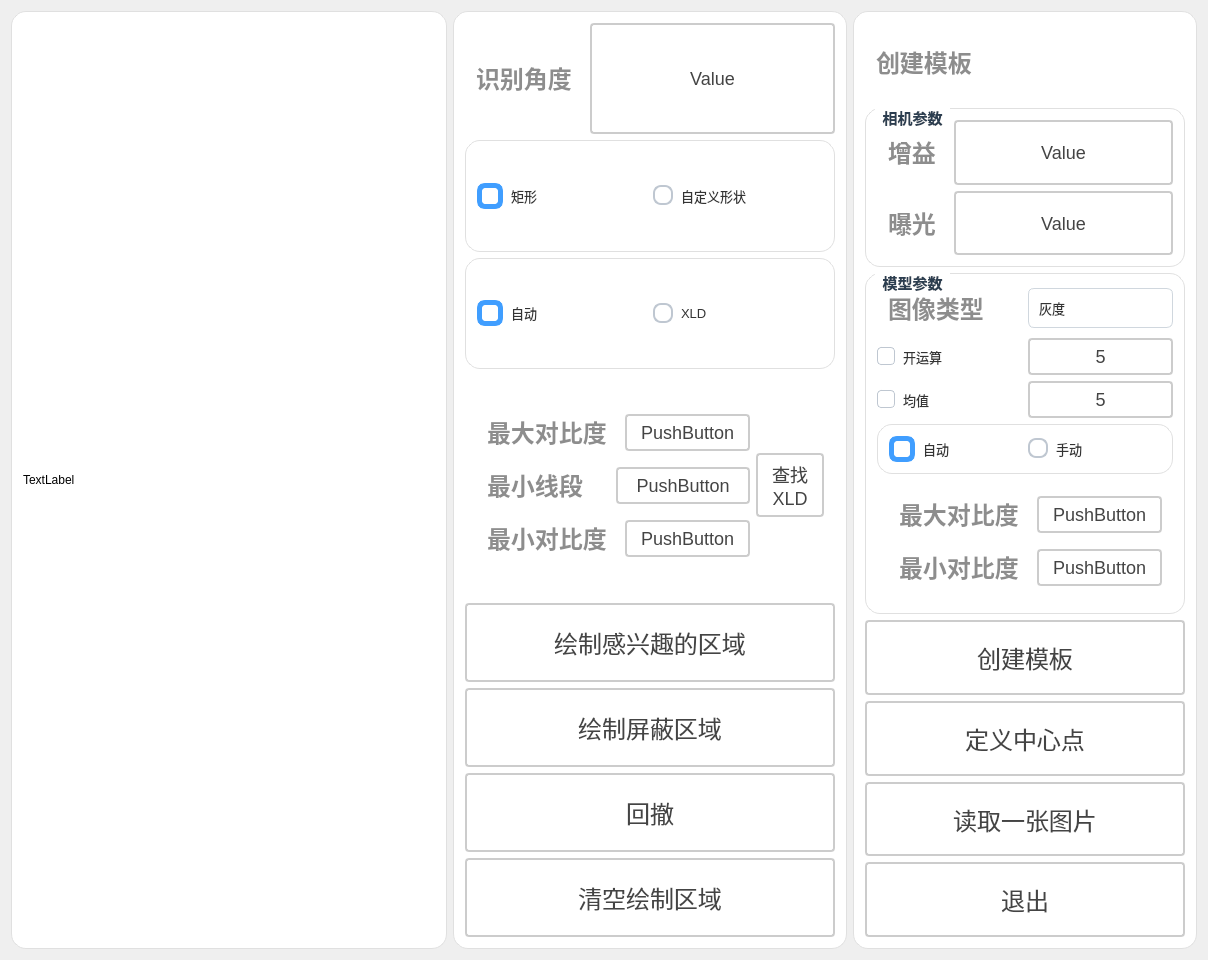
Qt form CaiHuiPrintInspection/ui/Dlg_createshapemodel.ui (zzwking666/CaiHuiPrintInspection) before a commit.
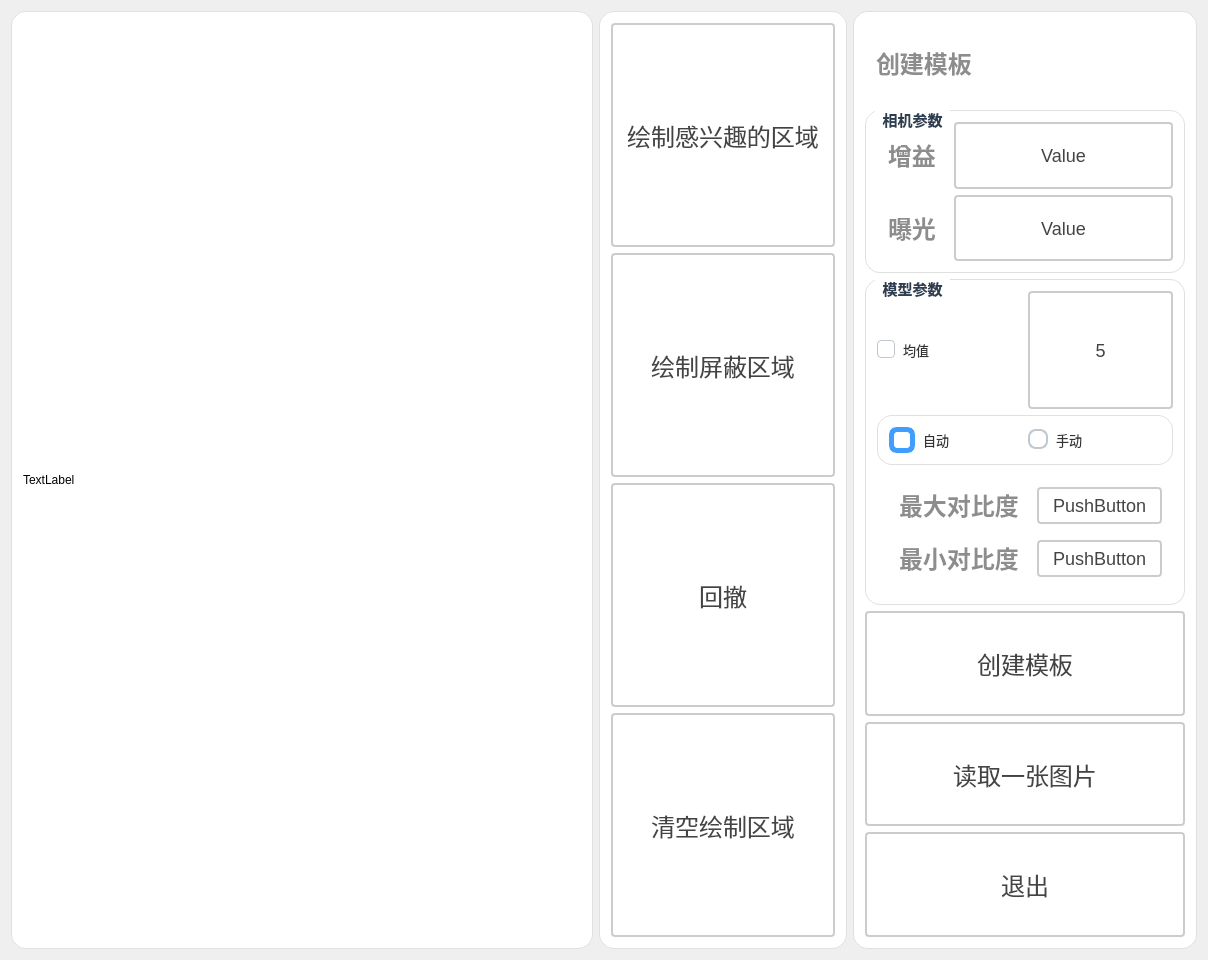
The same form after that commit.

Commit message: 修改参数

Patch:
```diff
--- a/CaiHuiPrintInspection/ui/Dlg_createshapemodel.ui
+++ b/CaiHuiPrintInspection/ui/Dlg_createshapemodel.ui
@@ -85,476 +85,7 @@
        </property>
        <layout class="QGridLayout" name="gridLayout_8">
         <item row="0" column="0">
-         <layout class="QVBoxLayout" name="verticalLayout_7" stretch="1,1,1,2,3">
-          <item>
-           <layout class="QHBoxLayout" name="horizontalLayout">
-            <item>
-             <widget class="QLabel" name="label_8">
-              <property name="styleSheet">
-               <string notr="true">QLabel {
-       font-size: 24px;        
-       font-weight: bold;        
-       color:  rgb(141, 141, 141);       
-       padding: 5px 5px;     
-       border-bottom: 2px solid #cccccc; 
-    }</string>
-              </property>
-              <property name="text">
-               <string>识别角度</string>
-              </property>
-              <property name="alignment">
-               <set>Qt::AlignmentFlag::AlignLeading|Qt::AlignmentFlag::AlignLeft|Qt::AlignmentFlag::AlignVCenter</set>
-              </property>
-             </widget>
-            </item>
-            <item>
-             <widget class="QPushButton" name="btn_angle">
-              <property name="sizePolicy">
-               <sizepolicy hsizetype="Expanding" vsizetype="Expanding">
-                <horstretch>0</horstretch>
-                <verstretch>0</verstretch>
-               </sizepolicy>
-              </property>
-              <property name="styleSheet">
-               <string notr="true">QPushButton {
-    padding: 6px 14px;
-    border: 2px solid #CCC;
-    border-radius: 4px;
-    background-color: white;
-    color: #444;
-    font-size: 18px; 
-}
-
-QPushButton:hover {
-    border-color: #999;
-    background-color: #F5F5F5;
-}
-
-QPushButton:pressed {
-    border-color: #777;
-    background-color: #EEE;
-}</string>
-              </property>
-              <property name="text">
-               <string>Value</string>
-              </property>
-             </widget>
-            </item>
-           </layout>
-          </item>
-          <item>
-           <widget class="QGroupBox" name="groupBox_4">
-            <property name="styleSheet">
-             <string notr="true">QGroupBox {
-    font-size: 15px;
-    font-weight: bold;
-    background-color: rgb(255, 255, 255);
-    border: 1px solid #e0e0e0;
-    border-radius: 2px;
-	border-radius: 15px
-}
-
-QGroupBox::title {
-    subcontrol-origin: margin;
-    left: 10px;
-    padding: 0 5px;
-    color: #2c3e50;
-}</string>
-            </property>
-            <property name="title">
-             <string/>
-            </property>
-            <layout class="QGridLayout" name="gridLayout">
-             <item row="0" column="0">
-              <layout class="QHBoxLayout" name="horizontalLayout_3">
-               <item>
-                <widget class="QRadioButton" name="rad_rectangle">
-                 <property name="styleSheet">
-                  <string notr="true">QRadioButton {
-    spacing: 8px;
-    color: #333333;
-    font-size: 13px;
-    background: transparent;
-}
-
-QRadioButton::indicator {
-    width: 16px;
-    height: 16px;
-    border: 2px solid #BFC7D1;
-    border-radius: 8px;
-    background: #FFFFFF;
-}
-
-QRadioButton::indicator:hover {
-    border-color: #409EFF;
-}
-
-QRadioButton::indicator:checked {
-    border: 5px solid #409EFF;
-    background: #FFFFFF;
-}
-
-QRadioButton:disabled {
-    color: #A8B0B8;
-}
-
-QRadioButton::indicator:disabled {
-    border-color: #D5DBE3;
-    background: #F3F5F7;
-}</string>
-                 </property>
-                 <property name="text">
-                  <string>矩形</string>
-                 </property>
-                 <property name="checked">
-                  <bool>true</bool>
-                 </property>
-                </widget>
-               </item>
-               <item>
-                <widget class="QRadioButton" name="rad_paint">
-                 <property name="styleSheet">
-                  <string notr="true">QRadioButton {
-    spacing: 8px;
-    color: #333333;
-    font-size: 13px;
-    background: transparent;
-}
-
-QRadioButton::indicator {
-    width: 16px;
-    height: 16px;
-    border: 2px solid #BFC7D1;
-    border-radius: 8px;
-    background: #FFFFFF;
-}
-
-QRadioButton::indicator:hover {
-    border-color: #409EFF;
-}
-
-QRadioButton::indicator:checked {
-    border: 5px solid #409EFF;
-    background: #FFFFFF;
-}
-
-QRadioButton:disabled {
-    color: #A8B0B8;
-}
-
-QRadioButton::indicator:disabled {
-    border-color: #D5DBE3;
-    background: #F3F5F7;
-}</string>
-                 </property>
-                 <property name="text">
-                  <string>自定义形状</string>
-                 </property>
-                </widget>
-               </item>
-              </layout>
-             </item>
-            </layout>
-           </widget>
-          </item>
-          <item>
-           <widget class="QGroupBox" name="groupBox_5">
-            <property name="styleSheet">
-             <string notr="true">QGroupBox {
-    font-size: 15px;
-    font-weight: bold;
-    background-color: rgb(255, 255, 255);
-    border: 1px solid #e0e0e0;
-    border-radius: 2px;
-	border-radius: 15px
-}
-
-QGroupBox::title {
-    subcontrol-origin: margin;
-    left: 10px;
-    padding: 0 5px;
-    color: #2c3e50;
-}</string>
-            </property>
-            <property name="title">
-             <string/>
-            </property>
-            <layout class="QGridLayout" name="gridLayout_6">
-             <item row="0" column="0">
-              <layout class="QHBoxLayout" name="horizontalLayout_8">
-               <item>
-                <widget class="QRadioButton" name="rad_findshapemodel">
-                 <property name="styleSheet">
-                  <string notr="true">QRadioButton {
-    spacing: 8px;
-    color: #333333;
-    font-size: 13px;
-    background: transparent;
-}
-
-QRadioButton::indicator {
-    width: 16px;
-    height: 16px;
-    border: 2px solid #BFC7D1;
-    border-radius: 8px;
-    background: #FFFFFF;
-}
-
-QRadioButton::indicator:hover {
-    border-color: #409EFF;
-}
-
-QRadioButton::indicator:checked {
-    border: 5px solid #409EFF;
-    background: #FFFFFF;
-}
-
-QRadioButton:disabled {
-    color: #A8B0B8;
-}
-
-QRadioButton::indicator:disabled {
-    border-color: #D5DBE3;
-    background: #F3F5F7;
-}</string>
-                 </property>
-                 <property name="text">
-                  <string>自动</string>
-                 </property>
-                 <property name="checked">
-                  <bool>true</bool>
-                 </property>
-                </widget>
-               </item>
-               <item>
-                <widget class="QRadioButton" name="rad_findshapemodelXLD">
-                 <property name="styleSheet">
-                  <string notr="true">QRadioButton {
-    spacing: 8px;
-    color: #333333;
-    font-size: 13px;
-    background: transparent;
-}
-
-QRadioButton::indicator {
-    width: 16px;
-    height: 16px;
-    border: 2px solid #BFC7D1;
-    border-radius: 8px;
-    background: #FFFFFF;
-}
-
-QRadioButton::indicator:hover {
-    border-color: #409EFF;
-}
-
-QRadioButton::indicator:checked {
-    border: 5px solid #409EFF;
-    background: #FFFFFF;
-}
-
-QRadioButton:disabled {
-    color: #A8B0B8;
-}
-
-QRadioButton::indicator:disabled {
-    border-color: #D5DBE3;
-    background: #F3F5F7;
-}</string>
-                 </property>
-                 <property name="text">
-                  <string>XLD</string>
-                 </property>
-                </widget>
-               </item>
-              </layout>
-             </item>
-            </layout>
-           </widget>
-          </item>
-          <item>
-           <widget class="QWidget" name="widget_XLDHide" native="true">
-            <layout class="QGridLayout" name="gridLayout_7">
-             <item row="0" column="0">
-              <layout class="QHBoxLayout" name="horizontalLayout_9" stretch="2,1">
-               <item>
-                <layout class="QVBoxLayout" name="verticalLayout_2" stretch="0,0,0">
-                 <item>
-                  <layout class="QHBoxLayout" name="horizontalLayout_7" stretch="1,1">
-                   <item>
-                    <widget class="QLabel" name="label_3">
-                     <property name="styleSheet">
-                      <string notr="true">QLabel {
-       font-size: 24px;        
-       font-weight: bold;        
-       color:  rgb(141, 141, 141);       
-       padding: 5px 5px;     
-       border-bottom: 2px solid #cccccc; 
-    }</string>
-                     </property>
-                     <property name="text">
-                      <string>最大对比度</string>
-                     </property>
-                    </widget>
-                   </item>
-                   <item>
-                    <widget class="QPushButton" name="btn_max">
-                     <property name="styleSheet">
-                      <string notr="true">QPushButton {
-    padding: 6px 14px;
-    border: 2px solid #CCC;
-    border-radius: 4px;
-    background-color: white;
-    color: #444;
-    font-size: 18px; 
-}
-
-QPushButton:hover {
-    border-color: #999;
-    background-color: #F5F5F5;
-}
-
-QPushButton:pressed {
-    border-color: #777;
-    background-color: #EEE;
-}</string>
-                     </property>
-                     <property name="text">
-                      <string>PushButton</string>
-                     </property>
-                    </widget>
-                   </item>
-                  </layout>
-                 </item>
-                 <item>
-                  <layout class="QHBoxLayout" name="horizontalLayout_6" stretch="1,1">
-                   <item>
-                    <widget class="QLabel" name="label">
-                     <property name="styleSheet">
-                      <string notr="true">QLabel {
-       font-size: 24px;        
-       font-weight: bold;        
-       color:  rgb(141, 141, 141);       
-       padding: 5px 5px;     
-       border-bottom: 2px solid #cccccc; 
-    }</string>
-                     </property>
-                     <property name="text">
-                      <string>最小线段</string>
-                     </property>
-                    </widget>
-                   </item>
-                   <item>
-                    <widget class="QPushButton" name="btn_MinLength">
-                     <property name="styleSheet">
-                      <string notr="true">QPushButton {
-    padding: 6px 14px;
-    border: 2px solid #CCC;
-    border-radius: 4px;
-    background-color: white;
-    color: #444;
-    font-size: 18px; 
-}
-
-QPushButton:hover {
-    border-color: #999;
-    background-color: #F5F5F5;
-}
-
-QPushButton:pressed {
-    border-color: #777;
-    background-color: #EEE;
-}</string>
-                     </property>
-                     <property name="text">
-                      <string>PushButton</string>
-                     </property>
-                    </widget>
-                   </item>
-                  </layout>
-                 </item>
-                 <item>
-                  <layout class="QHBoxLayout" name="horizontalLayout_5" stretch="1,1">
-                   <item>
-                    <widget class="QLabel" name="label_2">
-                     <property name="styleSheet">
-                      <string notr="true">QLabel {
-       font-size: 24px;        
-       font-weight: bold;        
-       color:  rgb(141, 141, 141);       
-       padding: 5px 5px;     
-       border-bottom: 2px solid #cccccc; 
-    }</string>
-                     </property>
-                     <property name="text">
-                      <string>最小对比度</string>
-                     </property>
-                    </widget>
-                   </item>
-                   <item>
-                    <widget class="QPushButton" name="btn_min">
-                     <property name="styleSheet">
-                      <string notr="true">QPushButton {
-    padding: 6px 14px;
-    border: 2px solid #CCC;
-    border-radius: 4px;
-    background-color: white;
-    color: #444;
-    font-size: 18px; 
-}
-
-QPushButton:hover {
-    border-color: #999;
-    background-color: #F5F5F5;
-}
-
-QPushButton:pressed {
-    border-color: #777;
-    background-color: #EEE;
-}</string>
-                     </property>
-                     <property name="text">
-                      <string>PushButton</string>
-                     </property>
-                    </widget>
-                   </item>
-                  </layout>
-                 </item>
-                </layout>
-               </item>
-               <item>
-                <widget class="QPushButton" name="btn_createXLD">
-                 <property name="styleSheet">
-                  <string notr="true">QPushButton {
-    padding: 6px 14px;
-    border: 2px solid #CCC;
-    border-radius: 4px;
-    background-color: white;
-    color: #444;
-    font-size: 18px; 
-}
-
-QPushButton:hover {
-    border-color: #999;
-    background-color: #F5F5F5;
-}
-
-QPushButton:pressed {
-    border-color: #777;
-    background-color: #EEE;
-}</string>
-                 </property>
-                 <property name="text">
-                  <string>查找
-XLD</string>
-                 </property>
-                </widget>
-               </item>
-              </layout>
-             </item>
-            </layout>
-           </widget>
-          </item>
+         <layout class="QVBoxLayout" name="verticalLayout_7" stretch="3">
           <item>
            <layout class="QVBoxLayout" name="verticalLayout_3" stretch="1,1,1,1">
             <item>
@@ -871,220 +402,6 @@
               <layout class="QVBoxLayout" name="verticalLayout_9">
                <item>
                 <layout class="QVBoxLayout" name="verticalLayout_5">
-                 <item>
-                  <layout class="QHBoxLayout" name="horizontalLayout_12">
-                   <item>
-                    <widget class="QLabel" name="label_6">
-                     <property name="styleSheet">
-                      <string notr="true">QLabel {
-       font-size: 24px;        
-       font-weight: bold;        
-       color:  rgb(141, 141, 141);       
-       padding: 5px 5px;     
-       border-bottom: 2px solid #cccccc; 
-    }</string>
-                     </property>
-                     <property name="text">
-                      <string>图像类型</string>
-                     </property>
-                     <property name="alignment">
-                      <set>Qt::AlignmentFlag::AlignLeading|Qt::AlignmentFlag::AlignLeft|Qt::AlignmentFlag::AlignVCenter</set>
-                     </property>
-                    </widget>
-                   </item>
-                   <item>
-                    <widget class="QComboBox" name="comboBox_ImageType">
-                     <property name="styleSheet">
-                      <string notr="true">QComboBox {
-    min-height: 30px;
-    padding: 4px 10px;
-    padding-right: 28px;
-    border: 1px solid #D0D7DE;
-    border-radius: 6px;
-    background: #FFFFFF;
-    color: #333333;
-    font-size: 13px;
-}
-
-QComboBox:hover {
-    border: 1px solid #409EFF;
-    background: #FFFFFF;
-}
-
-QComboBox:focus {
-    border: 1px solid #409EFF;
-    background: #FFFFFF;
-}
-
-QComboBox:disabled {
-    color: #A8B0B8;
-    background: #F5F7FA;
-    border: 1px solid #E4E7ED;
-}
-
-QComboBox::drop-down {
-    subcontrol-origin: padding;
-    subcontrol-position: top right;
-    width: 24px;
-    border: none;
-    background: transparent;
-}
-
-QComboBox::down-arrow {
-    image: none;
-    width: 0px;
-    height: 0px;
-}
-
-QComboBox QAbstractItemView {
-    border: 1px solid #D0D7DE;
-    border-radius: 6px;
-    background: #FFFFFF;
-    color: #333333;
-    selection-background-color: #ECF5FF;
-    selection-color: #409EFF;
-    outline: none;
-    padding: 4px;
-}
-
-QComboBox QAbstractItemView::item {
-    min-height: 28px;
-    padding: 4px 8px;
-    border-radius: 4px;
-}
-
-QComboBox QAbstractItemView::item:hover {
-    background: #F5F7FA;
-}
-
-QComboBox QAbstractItemView::item:selected {
-    background: #ECF5FF;
-    color: #409EFF;
-}</string>
-                     </property>
-                     <item>
-                      <property name="text">
-                       <string>灰度</string>
-                      </property>
-                     </item>
-                     <item>
-                      <property name="text">
-                       <string>红</string>
-                      </property>
-                     </item>
-                     <item>
-                      <property name="text">
-                       <string>绿</string>
-                      </property>
-                     </item>
-                     <item>
-                      <property name="text">
-                       <string>蓝</string>
-                      </property>
-                     </item>
-                     <item>
-                      <property name="text">
-                       <string>H</string>
-                      </property>
-                     </item>
-                     <item>
-                      <property name="text">
-                       <string>S</string>
-                      </property>
-                     </item>
-                     <item>
-                      <property name="text">
-                       <string>V</string>
-                      </property>
-                     </item>
-                    </widget>
-                   </item>
-                  </layout>
-                 </item>
-                 <item>
-                  <layout class="QHBoxLayout" name="horizontalLayout_2" stretch="1,1">
-                   <item>
-                    <widget class="QCheckBox" name="ckb_opening">
-                     <property name="styleSheet">
-                      <string notr="true">QCheckBox {
-    spacing: 8px;
-    color: #333333;
-    font-size: 13px;
-    background: transparent;
-}
-
-QCheckBox::indicator {
-    width: 16px;
-    height: 16px;
-    border: 1px solid #BFC7D1;
-    border-radius: 4px;
-    background: #FFFFFF;
-}
-
-QCheckBox::indicator:hover {
-    border: 1px solid #409EFF;
-    background: #F7FAFF;
-}
-
-QCheckBox::indicator:checked {
-    border: 1px solid #409EFF;
-    background: #409EFF;
-}
-
-QCheckBox::indicator:checked:hover {
-    border: 1px solid #337ECC;
-    background: #337ECC;
-}
-
-QCheckBox::indicator:disabled {
-    border: 1px solid #D5DBE3;
-    background: #F3F5F7;
-}
-
-QCheckBox:disabled {
-    color: #A8B0B8;
-}</string>
-                     </property>
-                     <property name="text">
-                      <string>开运算</string>
-                     </property>
-                    </widget>
-                   </item>
-                   <item>
-                    <widget class="QPushButton" name="btn_opening">
-                     <property name="sizePolicy">
-                      <sizepolicy hsizetype="Expanding" vsizetype="Expanding">
-                       <horstretch>0</horstretch>
-                       <verstretch>0</verstretch>
-                      </sizepolicy>
-                     </property>
-                     <property name="styleSheet">
-                      <string notr="true">QPushButton {
-    padding: 6px 14px;
-    border: 2px solid #CCC;
-    border-radius: 4px;
-    background-color: white;
-    color: #444;
-    font-size: 18px; 
-}
-
-QPushButton:hover {
-    border-color: #999;
-    background-color: #F5F5F5;
-}
-
-QPushButton:pressed {
-    border-color: #777;
-    background-color: #EEE;
-}</string>
-                     </property>
-                     <property name="text">
-                      <string>5</string>
-                     </property>
-                    </widget>
-                   </item>
-                  </layout>
-                 </item>
                  <item>
                   <layout class="QHBoxLayout" name="horizontalLayout_4" stretch="1,1">
                    <item>
@@ -1434,39 +751,6 @@
               </property>
              </widget>
             </item>
-            <item>
-             <widget class="QPushButton" name="btn_paintCenterPoint">
-              <property name="sizePolicy">
-               <sizepolicy hsizetype="Expanding" vsizetype="Expanding">
-                <horstretch>0</horstretch>
-                <verstretch>0</verstretch>
-               </sizepolicy>
-              </property>
-              <property name="styleSheet">
-               <string notr="true">QPushButton {
-    padding: 6px 14px;
-    border: 2px solid #CCC;
-    border-radius: 4px;
-    background-color: white;
-    color: #444;
-    font-size: 24px; 
-}
-
-QPushButton:hover {
-    border-color: #999;
-    background-color: #F5F5F5;
-}
-
-QPushButton:pressed {
-    border-color: #777;
-    background-color: #EEE;
-}</string>
-              </property>
-              <property name="text">
-               <string>定义中心点</string>
-              </property>
-             </widget>
-            </item>
             <item>
              <widget class="QPushButton" name="btn_readImage">
               <property name="sizePolicy">
```
Left out of the diff: 4 changed lines with no effect on the pictures. The commit also changes 2 other files.
